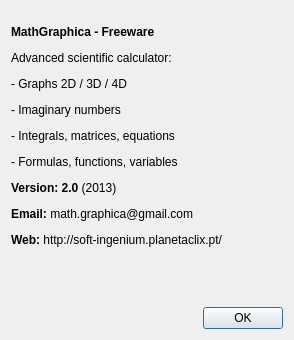
Old version of the form gui/about_gui.ui in the repository joaodeus/mathgraphica.
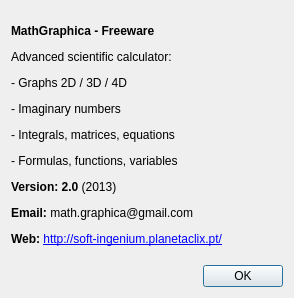
New version of the form. Icons and pictures are not drawn.

Commit message: bug fix in formulas that didnt work well with spaces

Diff of the .ui file:
```diff
--- a/gui/about_gui.ui
+++ b/gui/about_gui.ui
@@ -7,7 +7,7 @@
     <x>0</x>
     <y>0</y>
     <width>294</width>
-    <height>340</height>
+    <height>298</height>
    </rect>
   </property>
   <property name="windowTitle">
@@ -23,7 +23,7 @@
       </sizepolicy>
      </property>
      <property name="text">
-      <string>&lt;html&gt;&lt;head/&gt;&lt;body&gt;&lt;p&gt;&lt;img src=&quot;:/images/images/calculator.png&quot;/&gt;&lt;span style=&quot; font-weight:600;&quot;&gt;MathGraphica - Freeware&lt;/span&gt;&lt;/p&gt;&lt;p&gt;Advanced scientific calculator:&lt;/p&gt;&lt;p&gt;- Graphs 2D / 3D / 4D&lt;/p&gt;&lt;p&gt;- Imaginary numbers&lt;/p&gt;&lt;p&gt;- Integrals, matrices, equations&lt;/p&gt;&lt;p&gt;- Formulas, functions, variables&lt;/p&gt;&lt;p&gt;&lt;span style=&quot; font-weight:600;&quot;&gt;Version: 2.0 &lt;/span&gt;(2013)&lt;/p&gt;&lt;p&gt;&lt;span style=&quot; font-weight:600;&quot;&gt;Email:&lt;/span&gt; math.graphica@gmail.com&lt;/p&gt;&lt;p&gt;&lt;span style=&quot; font-weight:600;&quot;&gt;Web:&lt;/span&gt; http://soft-ingenium.planetaclix.pt/&lt;/p&gt;&lt;p&gt;&lt;br/&gt;&lt;/p&gt;&lt;/body&gt;&lt;/html&gt;</string>
+      <string>&lt;html&gt;&lt;head/&gt;&lt;body&gt;&lt;p&gt;&lt;img src=&quot;:/images/images/calculator.png&quot;/&gt;&lt;span style=&quot; font-weight:600;&quot;&gt;MathGraphica - Freeware&lt;/span&gt;&lt;/p&gt;&lt;p&gt;Advanced scientific calculator:&lt;/p&gt;&lt;p&gt;- Graphs 2D / 3D / 4D&lt;/p&gt;&lt;p&gt;- Imaginary numbers&lt;/p&gt;&lt;p&gt;- Integrals, matrices, equations&lt;/p&gt;&lt;p&gt;- Formulas, functions, variables&lt;/p&gt;&lt;p&gt;&lt;span style=&quot; font-weight:600;&quot;&gt;Version: 2.0 &lt;/span&gt;(2013)&lt;/p&gt;&lt;p&gt;&lt;span style=&quot; font-weight:600;&quot;&gt;Email:&lt;/span&gt; math.graphica@gmail.com&lt;/p&gt;&lt;p&gt;&lt;span style=&quot; font-weight:600;&quot;&gt;Web: &lt;/span&gt;&lt;a href=&quot;http://soft-ingenium.planetaclix.pt/&quot;&gt;&lt;span style=&quot; text-decoration: underline; color:#0000ff;&quot;&gt;http://soft-ingenium.planetaclix.pt/&lt;/span&gt;&lt;/a&gt;&lt;/p&gt;&lt;/body&gt;&lt;/html&gt;</string>
      </property>
     </widget>
    </item>
```
The commit also changes 5 other files.
